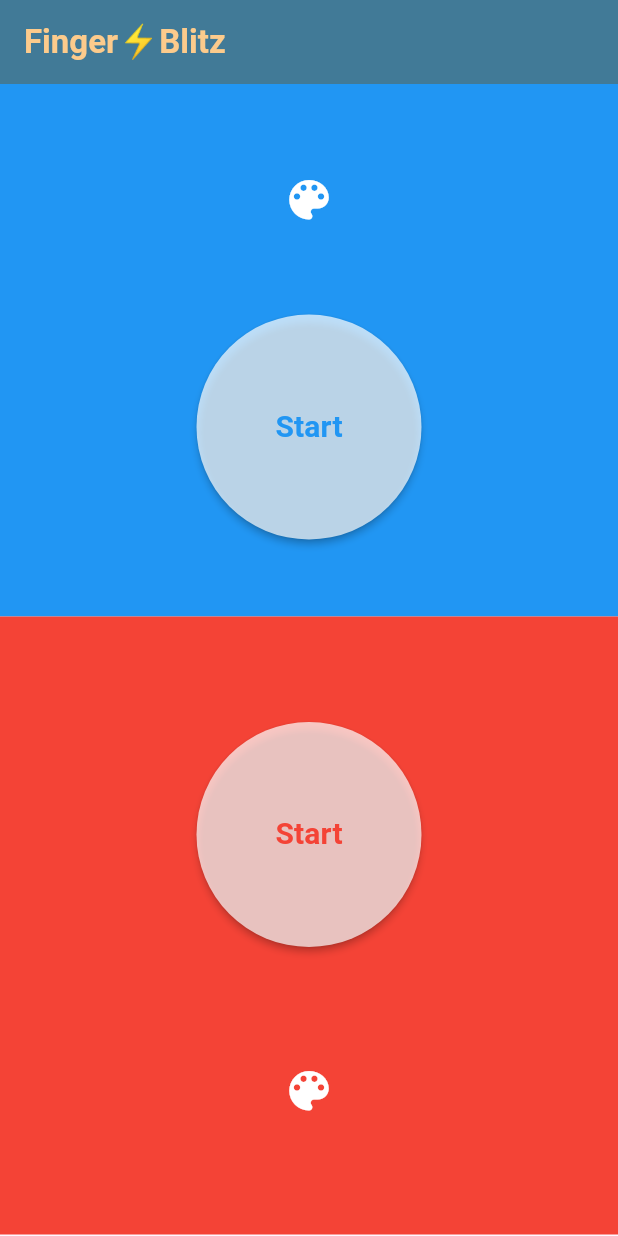
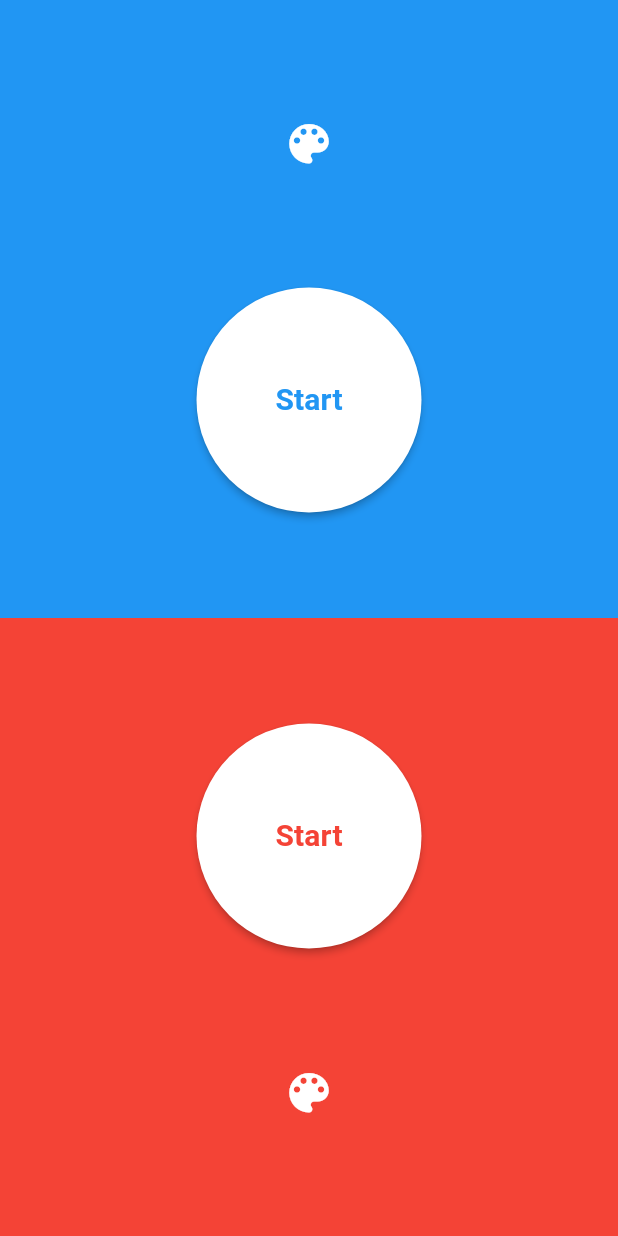
Before and after one commit to HariDharsaun/Finger_Blitz, a Flutter app: the screen it shows after launch, on a phone screen of 412 x 824 dp. Run offline on Flutter 3.47's test engine with Material 3 defaults, Android fonts, the phone set to English and light mode, and no system bars; our stand-ins replace lottie.

Commit message:
enhanced apps ui

```diff
--- a/lib/main.dart
+++ b/lib/main.dart
@@ -12,13 +12,12 @@ class MainApp extends StatelessWidget {
 
   @override
   Widget build(BuildContext context) {
-    return const MaterialApp(
+    return MaterialApp(
        debugShowCheckedModeBanner: false,
       home: HomePage(),
     );
   }
 }
-
 
 class HomePage extends StatefulWidget {
   const HomePage({super.key});
@@ -28,9 +27,9 @@ class HomePage extends StatefulWidget {
 }
 
 class _HomePageState extends State<HomePage> {
-  List<Color> colours= [Colors.amber,Colors.green,Colors.pinkAccent,Colors.blue,Colors.red,Colors.black,Colors.purpleAccent,Colors.deepPurple];
-  Color button_color1 = Colors.white70;
-  Color button_color2 = Colors.white70;
+  List<Color> colours= [Colors.amber,Colors.deepOrangeAccent,Colors.greenAccent,Colors.pinkAccent,Colors.blue,Colors.red,Colors.black,Colors.purpleAccent,Colors.deepPurple];
+  Color button_color1 = Colors.white;
+  Color button_color2 = Colors.white;
   bool p1_start = false;
   bool p2_start = false;
   Color selected = Colors.white;
@@ -40,17 +39,12 @@ class _HomePageState extends State<HomePage> {
   @override
   Widget build(BuildContext context) {
     return Scaffold(
-      appBar: AppBar(
-        backgroundColor: const Color.fromARGB(255, 65, 122, 151),
-        title:const  SafeArea(child: Text("Finger⚡Blitz",style: TextStyle(fontSize: 22,fontWeight: FontWeight.bold,color: const Color.fromARGB(255, 252, 203, 140)),)),
-
-      ),
       body: Column(
         children: [
           Container(
             color: p1_color,
             width: double.infinity,
-            height: MediaQuery.of(context).size.height / 2-57,
+            height: MediaQuery.of(context).size.height / 2,
             child: Center(
               child: Column(
                 mainAxisAlignment: MainAxisAlignment.spaceEvenly,
@@ -83,15 +77,15 @@ class _HomePageState extends State<HomePage> {
                   onPressed: () {
                     p1_start = true;
                     setState(() {
-                      button_color1 = Colors.amber;
+                      button_color1 = Colors.white70;
                     });
                     if(p1_start && p2_start)
                     {
                       p1_start = false;
                       p2_start = false;
                       setState(() {
-                        button_color1 = Colors.white70;
-                        button_color2 = Colors.white70;
+                        button_color1 = Colors.white;
+                        button_color2 = Colors.white;
                       });
                       Navigator.push(
                       context,
@@ -120,15 +114,15 @@ class _HomePageState extends State<HomePage> {
                   onPressed: () {
                     p2_start  = true;
                     setState(() {
-                      button_color2 = Colors.blueGrey;
+                      button_color2 = Colors.white70;
                     });
                     if(p1_start && p2_start)
                     {
                       p1_start = false;
                       p2_start = false;
                       setState(() {
-                        button_color1 = Colors.white70;
-                        button_color2 = Colors.white70;
+                        button_color1 = Colors.white;
+                        button_color2 = Colors.white;
                       });
                       Navigator.push(
                       context,
@@ -336,14 +330,17 @@ class WinningPage extends StatelessWidget{
           mainAxisAlignment: MainAxisAlignment.center,
           children: [
             Center(
+              child: SizedBox(
+                height: 550,
                 child: Stack(
                   alignment: Alignment.center,
                   children: [
                     Lottie.asset(
                     'assets/winning.json',
                     ),
-                  Text("You Won",style: TextStyle(fontSize: 50,fontWeight: FontWeight.bold),)
+                    Text("You Won",style: TextStyle(fontSize: 50,fontWeight: FontWeight.bold),),
                   ],
+                ),
               ),
             ),
             Text("Score : $score",style: const TextStyle(fontSize: 30,fontWeight: FontWeight.w400),),
```
Lines whose indentation alone changed are shown as unchanged.
